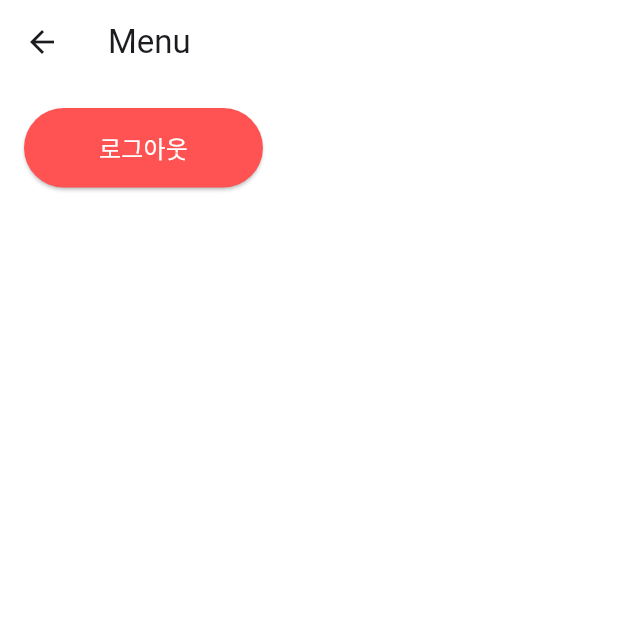
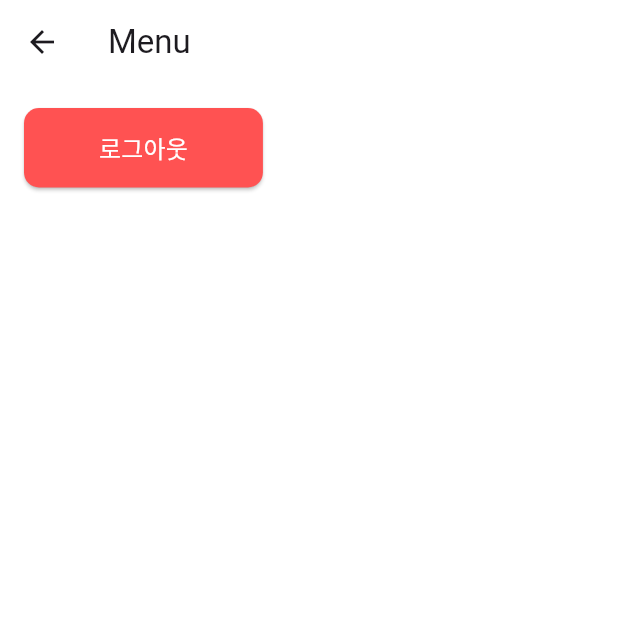
Before and after one commit to hackathone-mohaji/FrontEnd, a Flutter app: the MenuPage screen opened directly, on a phone screen of 412 x 824 dp, the top half of it. Run offline on Flutter 3.47's test engine with Material 3 defaults, Android fonts, the light colour scheme and no system bars; our stand-ins replace cached_network_image, image_picker, shared_preferences; missing offline and left inert: photo_manager; accounts and stored records are empty.

Commit message:
modify: 로그아웃 버튼 둥굴기 줄임

```diff
--- a/lib/presentation/screens/MenuPage.dart
+++ b/lib/presentation/screens/MenuPage.dart
@@ -33,6 +33,9 @@ class _MenuPageState extends State<MenuPage> {
                   backgroundColor: Colors.redAccent,
                   padding:
                       const EdgeInsets.symmetric(horizontal: 50, vertical: 15),
+                  shape: RoundedRectangleBorder(
+                    borderRadius: BorderRadius.circular(10.0), // 👈 모서리 둥글기 제거
+                  ),
                 ),
                 onPressed: _logout,
                 child: const Text(
```
